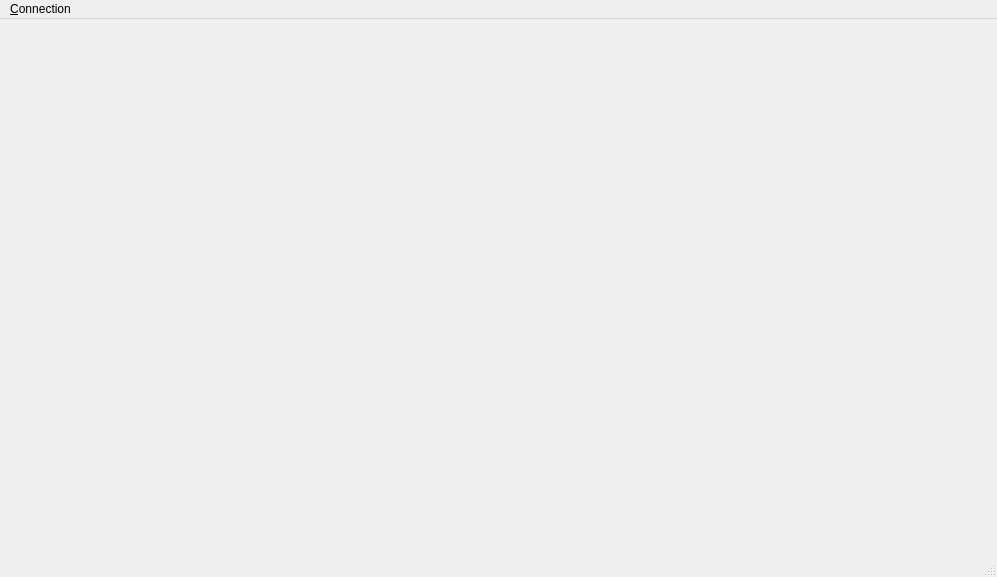
Above: desktop/form_main.ui from nilscc/irc2me before the change. Below: the same form after it.
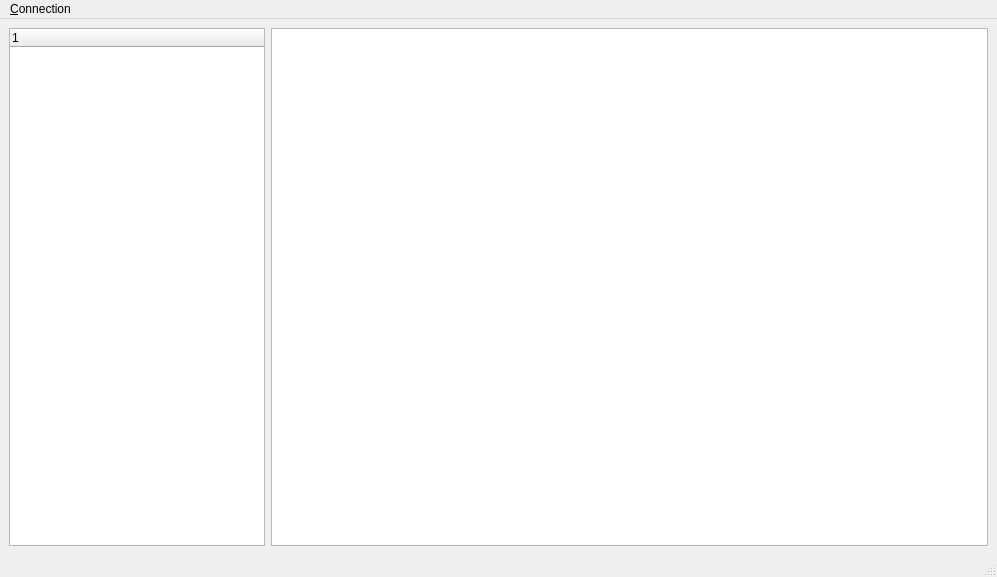
That is the form after the change. Custom widgets are drawn as their Qt base class.

Commit message: networklist widget + other stuff

The edit to the form file:
```diff
--- a/desktop/form_main.ui
+++ b/desktop/form_main.ui
@@ -14,7 +14,30 @@
    <string>irc2me</string>
   </property>
   <widget class="QWidget" name="centralwidget">
-   <layout class="QHBoxLayout" name="horizontalLayout_2"/>
+   <layout class="QHBoxLayout" name="horizontalLayout_2">
+    <item>
+     <layout class="QHBoxLayout" name="horizontalLayout" stretch="0,1">
+      <item>
+       <widget class="NetworkList" name="treeWidget_networklist">
+        <property name="sizePolicy">
+         <sizepolicy hsizetype="Preferred" vsizetype="Expanding">
+          <horstretch>0</horstretch>
+          <verstretch>0</verstretch>
+         </sizepolicy>
+        </property>
+        <column>
+         <property name="text">
+          <string notr="true">1</string>
+         </property>
+        </column>
+       </widget>
+      </item>
+      <item>
+       <widget class="ChannelViewer" name="tableWidget"/>
+      </item>
+     </layout>
+    </item>
+   </layout>
   </widget>
   <widget class="QMenuBar" name="menubar">
    <property name="geometry">
@@ -47,6 +70,18 @@
    </property>
   </action>
  </widget>
+ <customwidgets>
+  <customwidget>
+   <class>ChannelViewer</class>
+   <extends>QTableWidget</extends>
+   <header>channelviewer.h</header>
+  </customwidget>
+  <customwidget>
+   <class>NetworkList</class>
+   <extends>QTreeWidget</extends>
+   <header>widgets/networklist.h</header>
+  </customwidget>
+ </customwidgets>
  <resources/>
  <connections/>
 </ui>
```
The commit also changes 19 other files.
